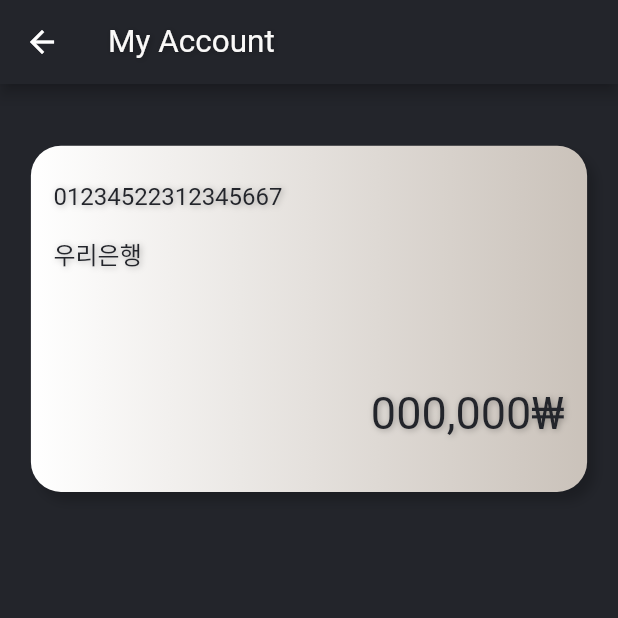
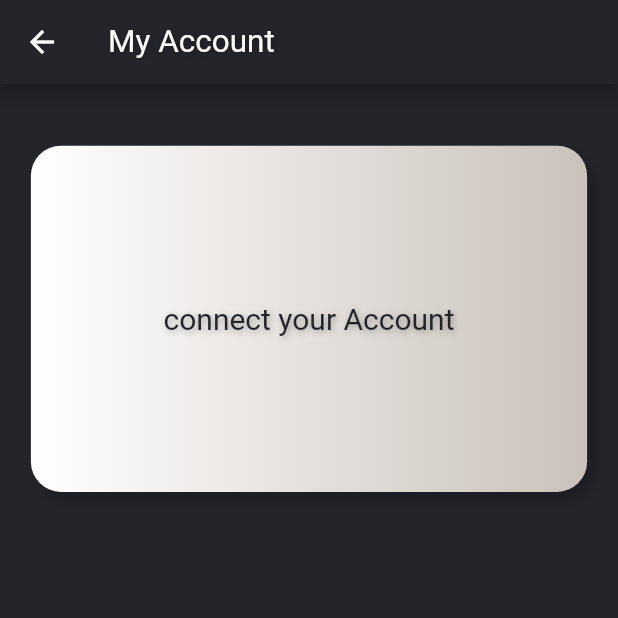
Before and after one commit to mye280c37/alarm_with_bank_transfer, a Flutter app: the screen it shows after launch, item 2 of the bottom bar chosen, after a tap on "My Account", on a phone screen of 412 x 824 dp, the top half of it. Run offline on Flutter 3.47's test engine with Material 2 defaults, Android fonts, the phone set to English and light mode, and no system bars; our stand-ins replace flutter_local_notifications, flutter_time_picker_spinner, shared_preferences, sqflite, timezone; missing offline and left inert: android_alarm_manager; accounts and stored records are empty; Roboto replaces fonts that are missing (AppleSDGothicNeo).

Commit message:
get sharedPreference in setting tab and keep making AlarmManager

```diff
--- a/lib/main.dart
+++ b/lib/main.dart
@@ -1,5 +1,11 @@
+import 'dart:isolate';
+import 'dart:math';
+import 'dart:ui';
+
 import 'package:flutter/material.dart';
 import 'package:intl/intl.dart';
+import 'package:android_alarm_manager/android_alarm_manager.dart';
+import 'package:shared_preferences/shared_preferences.dart';
 
 import 'package:alarm_with_bank_transfer/alarm_helper.dart';
 import 'package:alarm_with_bank_transfer/history_helper.dart';
@@ -9,6 +15,8 @@ import 'package:alarm_with_bank_transfer/views/setting.dart';
 import 'package:alarm_with_bank_transfer/views/history.dart';
 
 void main() async {
+  WidgetsFlutterBinding.ensureInitialized();
+  await AndroidAlarmManager.initialize();
   runApp(MyApp());
 }
 
--- a/lib/views/setting.dart
+++ b/lib/views/setting.dart
@@ -1,4 +1,6 @@
 import 'package:flutter/material.dart';
+import 'package:intl/intl.dart';
+import 'package:shared_preferences/shared_preferences.dart';
 
 import 'turn_off.dart';
 
@@ -8,6 +10,7 @@ class SettingTab extends StatefulWidget {
 }
 
 class _SettingTabState extends State<SettingTab> {
+  SharedPreferences prefs;
 
   final TextStyle menuStyle = TextStyle(
     fontFamily: "AppleSDGothicNeo",
@@ -154,10 +157,40 @@ class DetailView extends StatefulWidget {
 }
 
 class _DetailViewState extends State<DetailView> {
+  final TextEditingController _penaltyController = TextEditingController();
+  final _scaffoldKey = GlobalKey<ScaffoldState>();
+  SharedPreferences prefs;
   String _title;
   int _detailIndex;
+  String _penalty;
+  String _myAccount;
+  final String conncectMessage = 'connect your Account';
+  bool myAccountExist;
+  bool prefsLoad;
 
   _DetailViewState(this._title, this._detailIndex);
+
+  @override
+  void initState(){
+    prefsLoad = false;
+    _penalty = "00,000";
+    _penaltyController.text = _penalty;
+    super.initState();
+  }
+
+  Future<bool> loadData() async {
+    prefs = await SharedPreferences.getInstance();
+    _penalty = (prefs.getString('penalty') ?? '00,000');
+    _penaltyController.text = _penalty;
+    _myAccount = (prefs.getString('myAccount') ?? conncectMessage);
+    if(_myAccount == conncectMessage){
+      myAccountExist = false;
+    }else{
+      myAccountExist = true;
+    }
+
+    return true;
+  }
 
   final TextStyle _titleStyle = TextStyle(
       fontFamily: "AppleSDGothicNeo",
@@ -179,8 +212,25 @@ class _DetailViewState extends State<DetailView> {
     double _width = _size.width;
     double _height = _size.height;
 
-    return Scaffold(
+    return GestureDetector(
+      onTap: () async {
+        FocusScope.of(context).unfocus();
+        if(_penaltyController.text.isEmpty){
+          _scaffoldKey.currentState.showSnackBar(SnackBar(
+              content: Text(
+                  "Enter price for your penalty.")));
+        } else{
+          setState(() {
+            _penalty = _penaltyController.text;
+            print("penalty is changed: $_penalty");
+          });
+          prefs.setString('penalty', _penalty);
+          print((prefs.getString('penalty') ?? "00,000"));
+        }
+      },
+        child:Scaffold(
           resizeToAvoidBottomInset : false,
+          key: _scaffoldKey,
           appBar: AppBar(
             backgroundColor: Color.fromARGB(255, 35, 37, 43),
             title: Text(
@@ -188,15 +238,27 @@ class _DetailViewState extends State<DetailView> {
               style: _titleStyle,
             ),
           ),
-      body: Container(
+          body: FutureBuilder(
+            future: loadData(),
+            builder: (context, snapshot){
+              if(snapshot.hasData){
+                return Container(
                     width: _width,
                     height: _height,
                     padding: EdgeInsets.only(top: _height*0.05, left: _width*0.05, right: _width*0.05),
                     decoration: BoxDecoration(
                     color: Color.fromARGB(255, 35, 37, 43),
                     ),
-        child: _detailView(_detailIndex),
+                    child: _detailView(_detailIndex)
+                );
+              }else{
+                return Center(
+                  child: CircularProgressIndicator(valueColor: AlwaysStoppedAnimation<Color>(Colors.white),),
+                );
+              }
+            },
           ),
+        )
     );
   }
 
@@ -281,7 +343,7 @@ class _DetailViewState extends State<DetailView> {
         ]
     );
 
-    return Column(
+    return myAccountExist? Column(
       crossAxisAlignment: CrossAxisAlignment.center,
       children: [
         Expanded(
@@ -318,10 +380,18 @@ class _DetailViewState extends State<DetailView> {
           ),
         ),
       ],
+    ):Container(
+      child: Center(
+        child: Text(
+          conncectMessage,
+          style: _textStyle.copyWith(fontSize: 20),
+        ),
+      ),
     );
   }
 
   Widget penaltyView(){
+
     TextStyle _textStyle = TextStyle(
         fontFamily: "AppleSDGothicNeo",
         fontWeight: FontWeight.w400,
@@ -337,6 +407,7 @@ class _DetailViewState extends State<DetailView> {
     );
 
     return Column(
+      crossAxisAlignment: CrossAxisAlignment.end,
       children: [
         Expanded(
           flex: 3,
@@ -345,11 +416,35 @@ class _DetailViewState extends State<DetailView> {
         Expanded(
           flex: 3,
           child: Container(
-            alignment: Alignment.centerRight,
+            child: Row(
+              mainAxisAlignment: MainAxisAlignment.center,
+              children: [
+                Flexible(
+                  child: TextField(
+                    textAlign: TextAlign.right,
+                    controller: _penaltyController,
+                    style: _textStyle,
+                    decoration: InputDecoration(
+                        hintText: "00,000",
+                        hintStyle: _textStyle.copyWith(color: Color.fromARGB(150, 35, 37, 43),),
+                        border: InputBorder.none
+                    ),
+                  ),
+                ),
+                Container(
+                  width: 30,
+                  child: Padding(
+                    padding: EdgeInsets.only(bottom: 5),
+                    child: Center(
                       child: Text(
-              "00,000₩",
+                      "₩",
                       style: _textStyle,
                       ),
+                    ),
+                  ),
+                ),
+              ],
+            )
           ),
         ),
         Expanded(
--- a/pubspec.yaml
+++ b/pubspec.yaml
@@ -28,6 +28,10 @@ dependencies:
   path: ^1.7.0
   flutter_time_picker_spinner: ^1.0.6+1
   intl: ^0.16.1
+  shared_preferences: ^0.4.3
+  flutter_local_notifications: ^3.0.3
+  android_alarm_manager: ^0.4.5+20
+  timezone: ^0.5.9
 
 
   # The following adds the Cupertino Icons font to your application.
```
Also changed, not shown: lib/views/alarm.dart (+11 -3 lines), lib/views/alarm_manager.dart (added, +17 -0 lines), lib/views/notification.dart (added, +123 -0 lines), lib/views/timezone.dart (added, +20 -0 lines), lib/views/turn_off.dart (+7 -0 lines), pubspec.lock, 1 other file. Lines whose indentation alone changed are shown as unchanged.
